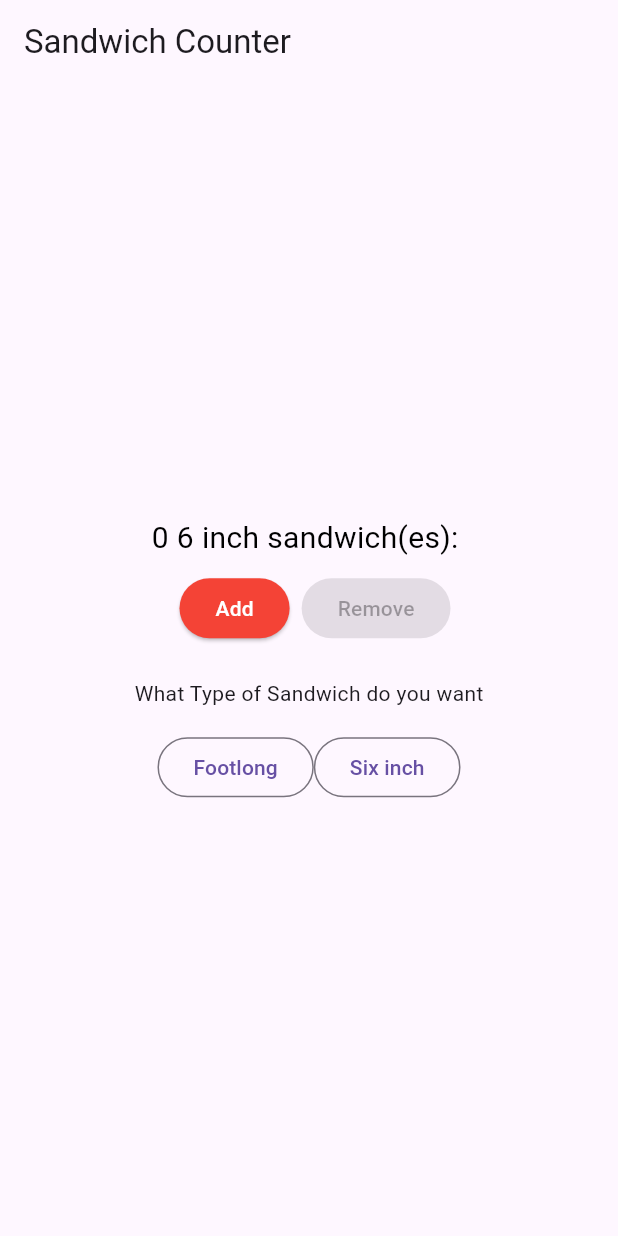
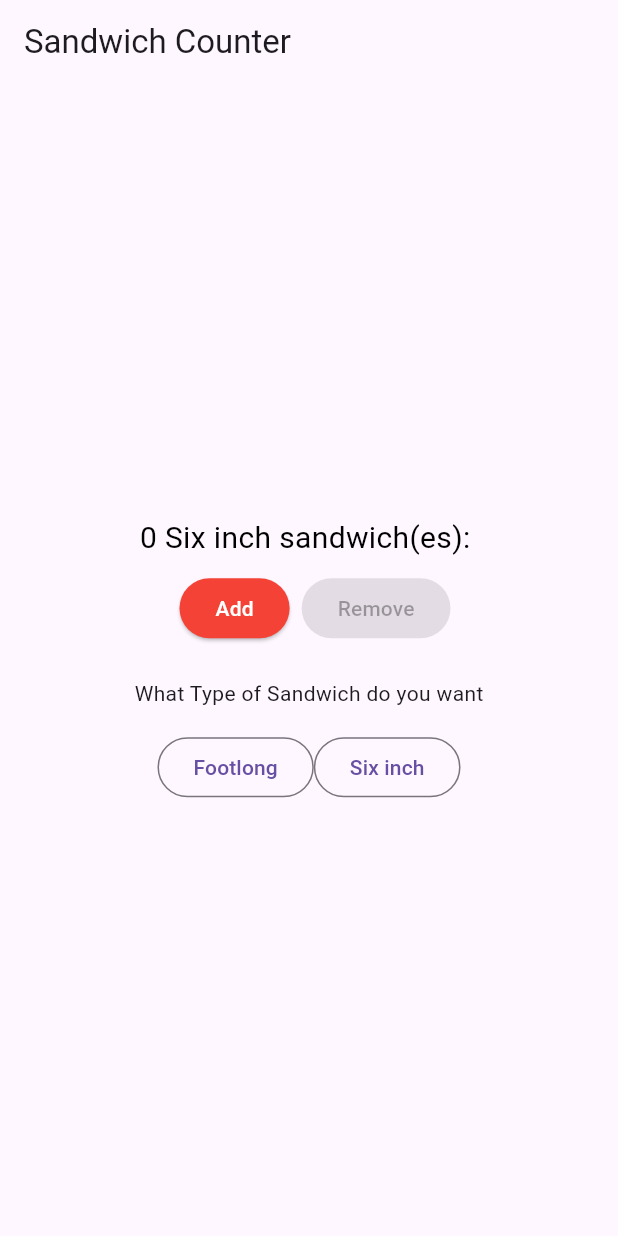
Before and after one commit to Luke-L2264308/first_flutter, a Flutter app: the screen it shows after launch, on a phone screen of 412 x 824 dp. Run offline on Flutter 3.47's test engine with Material 3 defaults, Android fonts, the phone set to English and light mode, and no system bars.

Commit message:
make 6 six

```diff
--- a/lib/main.dart
+++ b/lib/main.dart
@@ -47,7 +47,7 @@ class OrderScreen extends StatefulWidget {
 
 class _OrderScreenState extends State<OrderScreen> {
   int _quantity = 0;
-  String _itemType = '6 inch';
+  String _itemType = 'Six inch';
   void _increaseQuantity() {
     if (_quantity < widget.maxQuantity) {
       // Methods are typically private (_increaseQuantity, _decreaseQuantity) in Flutter to manage internal state.
```
